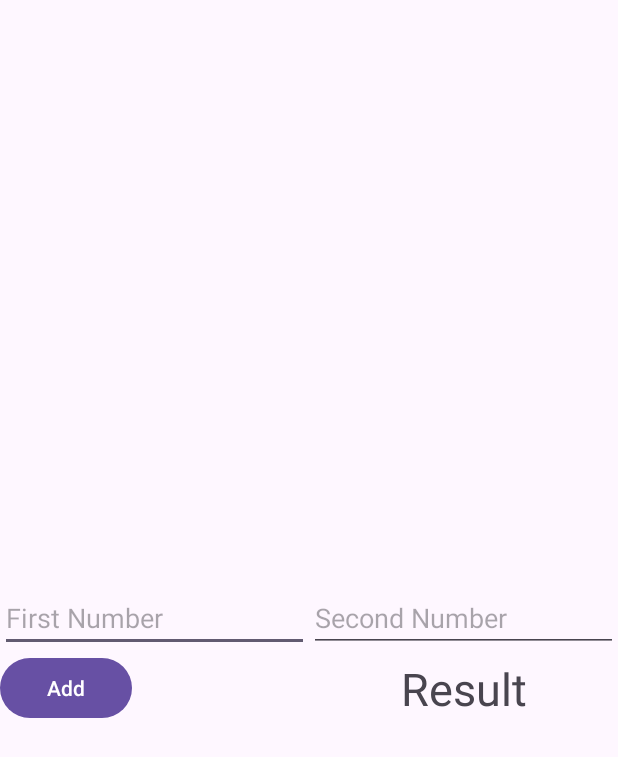
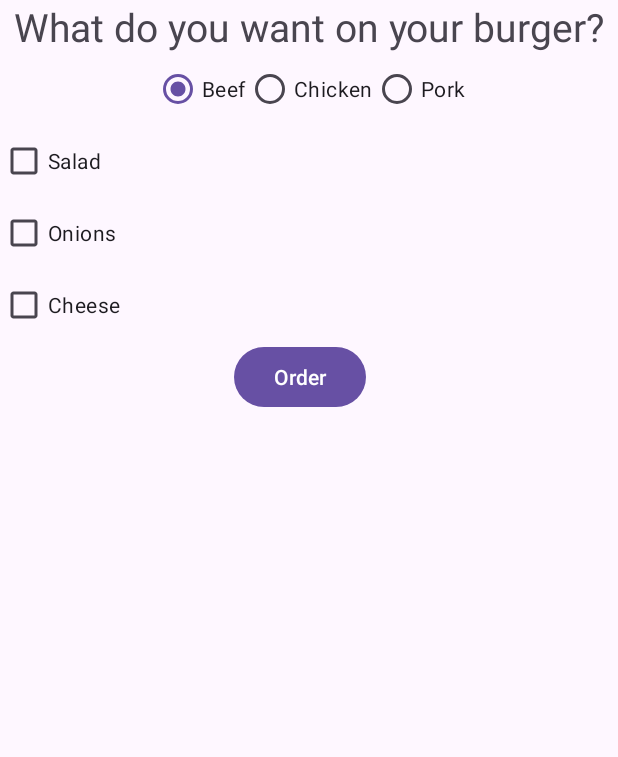
Before and after one commit to zeeshanchana95/android-fundamentals, an Android app: the screen it shows after launch (MainActivity), on a phone screen of 412 x 824 dp. Shown: the top 757 px of the screen. Run offline under Robolectric (Android 15) with nearby library versions, the phone set to English and light mode, and no system bars.

Commit message:
add code of working with checkboxes and radio buttons by building basic app

```diff
--- a/app/src/main/java/com/example/tutorials/MainActivity.kt
+++ b/app/src/main/java/com/example/tutorials/MainActivity.kt
@@ -3,7 +3,11 @@ package com.example.tutorials
 import android.os.Bundle
 import android.util.Log
 import android.widget.Button
+import android.widget.CheckBox
 import android.widget.EditText
+import android.widget.ImageView
+import android.widget.RadioButton
+import android.widget.RadioGroup
 import android.widget.TextView
 import androidx.activity.enableEdgeToEdge
 import androidx.appcompat.app.AppCompatActivity
@@ -21,17 +25,33 @@ class MainActivity : AppCompatActivity() {
             insets
         }
 
-        val edFirstNumber = findViewById<EditText>(R.id.etFirstNumber)
-        val edSecondNumber = findViewById<EditText>(R.id.etSecondNumber)
-        val tvResult = findViewById<TextView>(R.id.tvResult)
-        val  btnAdd = findViewById<Button>(R.id.btnAdd)
 
-        btnAdd.setOnClickListener {
-            val firstNumber = edFirstNumber.text.toString().toInt()
-            val serviceConfig = edSecondNumber.text.toString().toInt()
-            val result = firstNumber + serviceConfig
-            tvResult.text = result.toString()
+        val rgMeat = findViewById<RadioGroup>(R.id.rgMeat)
+        val rbBeef = findViewById<RadioButton>(R.id.rbBeef)
+        val rbCheese = findViewById<RadioButton>(R.id.rbBeef)
+        val rbPork = findViewById<RadioButton>(R.id.rbPork)
+
+        val cbCheese = findViewById<CheckBox>(R.id.cbCheese)
+        val cbOnions = findViewById<CheckBox>(R.id.cbOnions)
+        val cbSalad = findViewById<CheckBox>(R.id.cbSalad)
+
+        val tvOrder = findViewById<TextView>(R.id.tvOrder)
+
+        val btnOrder = findViewById<Button>(R.id.btnOrder)
+
+        btnOrder.setOnClickListener{
+            val checkedMeatRadioButtonId = rgMeat.checkedRadioButtonId
+            val meat = findViewById<RadioButton>(checkedMeatRadioButtonId)
+            val cheese = cbCheese.isChecked
+            val onions = cbOnions.isChecked
+            val salad = cbSalad.isChecked
+
+            val orderString = "You Ordered a burger with: \n" +
+                    "${meat.text}" +
+                    (if(cheese) "\n- Cheese" else "") +
+                    (if(onions) "\n- Onions" else "") +
+                    (if(salad) "\n- Onions" else "")
+            tvOrder.text = orderString
         }
-
     }
 }
--- a/app/src/main/res/layout/activity_main.xml
+++ b/app/src/main/res/layout/activity_main.xml
@@ -2,7 +2,6 @@
 <androidx.constraintlayout.widget.ConstraintLayout xmlns:android="http://schemas.android.com/apk/res/android"
     xmlns:app="http://schemas.android.com/apk/res-auto"
     xmlns:tools="http://schemas.android.com/tools"
-
     android:id="@+id/main"
     android:layout_width="match_parent"
     android:layout_height="match_parent"
@@ -10,49 +9,88 @@
     android:padding="16dp"
     tools:context=".MainActivity">
 
-
-    <EditText
-        android:id="@+id/etFirstNumber"
-        android:layout_width="0dp"
+    <TextView
+        android:id="@+id/tvQuestion"
+        android:layout_width="wrap_content"
         android:layout_height="wrap_content"
-        android:ems="10"
-        android:inputType="number"
-        android:hint="First Number"
-        app:layout_constraintBottom_toBottomOf="parent"
-        app:layout_constraintEnd_toStartOf="@+id/etSecondNumber"
+        android:text="What do you want on your burger?"
+        android:textSize="26sp"
+        app:layout_constraintEnd_toEndOf="parent"
         app:layout_constraintHorizontal_bias="0.5"
         app:layout_constraintStart_toStartOf="parent"
         app:layout_constraintTop_toTopOf="parent" />
 
-    <EditText
-        android:id="@+id/etSecondNumber"
-        android:layout_width="0dp"
+    <RadioGroup
+        android:id="@+id/rgMeat"
+        android:layout_width="wrap_content"
         android:layout_height="wrap_content"
-        android:ems="10"
-        android:inputType="number"
-        android:hint="Second Number"
-        app:layout_constraintBottom_toBottomOf="parent"
+        android:orientation="horizontal"
         app:layout_constraintEnd_toEndOf="parent"
-        app:layout_constraintHorizontal_bias="0.5"
-        app:layout_constraintStart_toEndOf="@+id/etFirstNumber"
-        app:layout_constraintTop_toTopOf="parent" />
+        app:layout_constraintStart_toStartOf="parent"
+        app:layout_constraintTop_toBottomOf="@+id/tvQuestion"
+        app:layout_editor_absoluteX="83dp"
+        app:layout_editor_absoluteY="169dp">
+
+        <RadioButton
+            android:id="@+id/rbBeef"
+            android:layout_width="wrap_content"
+            android:layout_height="wrap_content"
+            android:checked="true"
+            android:text="Beef" />
+
+        <RadioButton
+            android:id="@+id/rbChicken"
+            android:layout_width="wrap_content"
+            android:layout_height="wrap_content"
+            android:text="Chicken" />
+
+        <RadioButton
+            android:id="@+id/rbPork"
+            android:layout_width="wrap_content"
+            android:layout_height="wrap_content"
+            android:text="Pork" />
+
+    </RadioGroup>
+
+    <CheckBox
+        android:id="@+id/cbCheese"
+        android:layout_width="wrap_content"
+        android:layout_height="wrap_content"
+        android:text="Cheese"
+        app:layout_constraintStart_toStartOf="parent"
+        app:layout_constraintTop_toBottomOf="@+id/cbOnions" />
+
+    <CheckBox
+        android:id="@+id/cbOnions"
+        android:layout_width="wrap_content"
+        android:layout_height="wrap_content"
+        android:text="Onions"
+        app:layout_constraintStart_toStartOf="parent"
+        app:layout_constraintTop_toBottomOf="@+id/cbSalad" />
+
+    <CheckBox
+        android:id="@+id/cbSalad"
+        android:layout_width="wrap_content"
+        android:layout_height="wrap_content"
+        android:text="Salad"
+        app:layout_constraintStart_toStartOf="parent"
+        app:layout_constraintTop_toBottomOf="@+id/rgMeat" />
 
     <Button
-        android:id="@+id/btnAdd"
+        android:id="@+id/btnOrder"
         android:layout_width="wrap_content"
         android:layout_height="wrap_content"
-        android:text="Add"
+        android:layout_marginStart="156dp"
+        android:text="Order"
         app:layout_constraintStart_toStartOf="parent"
-        app:layout_constraintTop_toBottomOf="@+id/etFirstNumber" />
+        app:layout_constraintTop_toBottomOf="@+id/cbCheese" />
 
     <TextView
-        android:id="@+id/tvResult"
+        android:id="@+id/tvOrder"
         android:layout_width="wrap_content"
         android:layout_height="wrap_content"
-        android:text="Result"
-        android:textSize="30sp"
-        app:layout_constraintBottom_toBottomOf="@+id/btnAdd"
-        app:layout_constraintEnd_toEndOf="@+id/etSecondNumber"
-        app:layout_constraintStart_toEndOf="@+id/etFirstNumber"
-        app:layout_constraintTop_toBottomOf="@+id/etSecondNumber" />
+        android:textSize="26sp"
+        app:layout_constraintStart_toStartOf="parent"
+        app:layout_constraintTop_toBottomOf="@+id/btnOrder" />
+
 </androidx.constraintlayout.widget.ConstraintLayout>
```
Also changed, not shown: app/src/main/res/drawable/mor_wallpaper.jpg (added), app/src/main/res/drawable/wallpaper.jpg (added).
